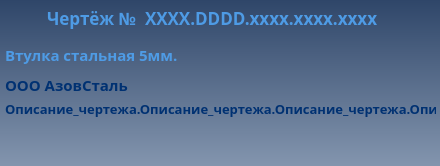
Above: client/GUI/ui/widgets/widget_33_plan.ui from komrade2801/AutoSklad before the change. Below: the same form after it.
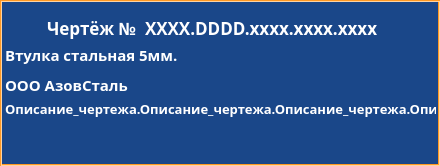
That is the form after the change.

```diff
--- a/client/GUI/ui/widgets/widget_33_plan.ui
+++ b/client/GUI/ui/widgets/widget_33_plan.ui
@@ -17,7 +17,11 @@
    <enum>Qt::LeftToRight</enum>
   </property>
   <property name="styleSheet">
-   <string notr="true">background-color: qlineargradient(spread:pad, x1:0.5, y1:0, x2:0.5, y2:1, stop:0 rgba(47, 70, 105, 255), stop:1 rgba(131, 149, 174, 255));</string>
+   <string notr="true">background-color: #1A4789;
+border-width: 2px;
+border-style: groove;
+border-color: #ff9923;
+border-radius: 0px;</string>
   </property>
   <widget class="QLabel" name="name">
    <property name="enabled">
@@ -35,6 +39,7 @@
     <font>
      <family>Arial Black</family>
      <pointsize>11</pointsize>
+     <weight>75</weight>
      <italic>false</italic>
      <bold>true</bold>
      <underline>false</underline>
@@ -53,9 +58,10 @@
     <bool>false</bool>
    </property>
    <property name="styleSheet">
-    <string notr="true">color: rgb(78, 155, 229);
-border-color: rgb(0, 49, 114);
-background-color: qlineargradient(spread:pad, x1:0, y1:0, x2:1, y2:0, stop:0 rgba(0, 0, 0, 0), stop:1 rgba(255, 255, 255, 0));</string>
+    <string notr="true">color: #FFFFFF;
+background-color: #1A4789;
+border-width: 0px;
+border-radius: 0px;</string>
    </property>
    <property name="lineWidth">
     <number>1</number>
@@ -89,7 +95,7 @@
    <property name="geometry">
     <rect>
      <x>5</x>
-     <y>0</y>
+     <y>10</y>
      <width>131</width>
      <height>36</height>
     </rect>
@@ -98,6 +104,7 @@
     <font>
      <family>Arial Black</family>
      <pointsize>13</pointsize>
+     <weight>75</weight>
      <bold>true</bold>
     </font>
    </property>
@@ -105,8 +112,10 @@
     <enum>Qt::LeftToRight</enum>
    </property>
    <property name="styleSheet">
-    <string notr="true">color: rgb(78, 155, 229);
-background-color: qlineargradient(spread:pad, x1:0, y1:0, x2:1, y2:0, stop:0 rgba(0, 0, 0, 0), stop:1 rgba(255, 255, 255, 0));</string>
+    <string notr="true">color: #FFFFFF;
+background-color: #1A4789;
+border-width: 0px;
+border-radius: 0px;</string>
    </property>
    <property name="text">
     <string>&lt;html&gt;&lt;head/&gt;&lt;body&gt;&lt;p&gt;Чертёж №&lt;/p&gt;&lt;/body&gt;&lt;/html&gt;</string>
@@ -122,7 +131,7 @@
    <property name="geometry">
     <rect>
      <x>145</x>
-     <y>0</y>
+     <y>10</y>
      <width>291</width>
      <height>36</height>
     </rect>
@@ -131,6 +140,7 @@
     <font>
      <family>Arial Black</family>
      <pointsize>13</pointsize>
+     <weight>75</weight>
      <bold>true</bold>
     </font>
    </property>
@@ -138,8 +148,10 @@
     <enum>Qt::LeftToRight</enum>
    </property>
    <property name="styleSheet">
-    <string notr="true">color: rgb(78, 155, 229);
-background-color: qlineargradient(spread:pad, x1:0, y1:0, x2:1, y2:0, stop:0 rgba(0, 0, 0, 0), stop:1 rgba(255, 255, 255, 0));</string>
+    <string notr="true">color: #FFFFFF;
+background-color: #1A4789;
+border-width: 0px;
+border-radius: 0px;</string>
    </property>
    <property name="text">
     <string>&lt;html&gt;&lt;head/&gt;&lt;body&gt;&lt;p&gt;&lt;span&gt;XXXX.DDDD.xxxx.xxxx.xxxx&lt;/span&gt;&lt;/p&gt;&lt;/body&gt;&lt;/html&gt;</string>
@@ -163,88 +175,55 @@
       <colorrole role="WindowText">
        <brush brushstyle="SolidPattern">
         <color alpha="255">
-         <red>0</red>
-         <green>49</green>
-         <blue>114</blue>
+         <red>255</red>
+         <green>255</green>
+         <blue>255</blue>
         </color>
        </brush>
       </colorrole>
       <colorrole role="Button">
-       <brush brushstyle="LinearGradientPattern">
-        <gradient startx="0.000000000000000" starty="0.000000000000000" endx="1.000000000000000" endy="0.000000000000000" type="LinearGradient" spread="PadSpread" coordinatemode="ObjectBoundingMode">
-         <gradientstop position="0.000000000000000">
-          <color alpha="0">
-           <red>0</red>
-           <green>0</green>
-           <blue>0</blue>
-          </color>
-         </gradientstop>
-         <gradientstop position="1.000000000000000">
-          <color alpha="0">
-           <red>255</red>
-           <green>255</green>
-           <blue>255</blue>
-          </color>
-         </gradientstop>
-        </gradient>
+       <brush brushstyle="SolidPattern">
+        <color alpha="255">
+         <red>26</red>
+         <green>71</green>
+         <blue>137</blue>
+        </color>
        </brush>
       </colorrole>
       <colorrole role="Text">
        <brush brushstyle="SolidPattern">
         <color alpha="255">
-         <red>0</red>
-         <green>49</green>
-         <blue>114</blue>
+         <red>255</red>
+         <green>255</green>
+         <blue>255</blue>
         </color>
        </brush>
       </colorrole>
       <colorrole role="ButtonText">
        <brush brushstyle="SolidPattern">
         <color alpha="255">
-         <red>0</red>
-         <green>49</green>
-         <blue>114</blue>
+         <red>255</red>
+         <green>255</green>
+         <blue>255</blue>
         </color>
        </brush>
       </colorrole>
       <colorrole role="Base">
-       <brush brushstyle="LinearGradientPattern">
-        <gradient startx="0.000000000000000" starty="0.000000000000000" endx="1.000000000000000" endy="0.000000000000000" type="LinearGradient" spread="PadSpread" coordinatemode="ObjectBoundingMode">
-         <gradientstop position="0.000000000000000">
-          <color alpha="0">
-           <red>0</red>
-           <green>0</green>
-           <blue>0</blue>
-          </color>
-         </gradientstop>
-         <gradientstop position="1.000000000000000">
-          <color alpha="0">
-           <red>255</red>
-           <green>255</green>
-           <blue>255</blue>
-          </color>
-         </gradientstop>
-        </gradient>
+       <brush brushstyle="SolidPattern">
+        <color alpha="255">
+         <red>26</red>
+         <green>71</green>
+         <blue>137</blue>
+        </color>
        </brush>
       </colorrole>
       <colorrole role="Window">
-       <brush brushstyle="LinearGradientPattern">
-        <gradient startx="0.000000000000000" starty="0.000000000000000" endx="1.000000000000000" endy="0.000000000000000" type="LinearGradient" spread="PadSpread" coordinatemode="ObjectBoundingMode">
-         <gradientstop position="0.000000000000000">
-          <color alpha="0">
-           <red>0</red>
-           <green>0</green>
-           <blue>0</blue>
-          </color>
-         </gradientstop>
-         <gradientstop position="1.000000000000000">
-          <color alpha="0">
-           <red>255</red>
-           <green>255</green>
-           <blue>255</blue>
-          </color>
-         </gradientstop>
-        </gradient>
+       <brush brushstyle="SolidPattern">
+        <color alpha="255">
+         <red>26</red>
+         <green>71</green>
+         <blue>137</blue>
+        </color>
        </brush>
       </colorrole>
       <colorrole role="PlaceholderText">
@@ -261,88 +240,55 @@
       <colorrole role="WindowText">
        <brush brushstyle="SolidPattern">
         <color alpha="255">
-         <red>0</red>
-         <green>49</green>
-         <blue>114</blue>
+         <red>255</red>
+         <green>255</green>
+         <blue>255</blue>
         </color>
        </brush>
       </colorrole>
       <colorrole role="Button">
-       <brush brushstyle="LinearGradientPattern">
-        <gradient startx="0.000000000000000" starty="0.000000000000000" endx="1.000000000000000" endy="0.000000000000000" type="LinearGradient" spread="PadSpread" coordinatemode="ObjectBoundingMode">
-         <gradientstop position="0.000000000000000">
-          <color alpha="0">
-           <red>0</red>
-           <green>0</green>
-           <blue>0</blue>
-          </color>
-         </gradientstop>
-         <gradientstop position="1.000000000000000">
-          <color alpha="0">
-           <red>255</red>
-           <green>255</green>
-           <blue>255</blue>
-          </color>
-         </gradientstop>
-        </gradient>
+       <brush brushstyle="SolidPattern">
+        <color alpha="255">
+         <red>26</red>
+         <green>71</green>
+         <blue>137</blue>
+        </color>
        </brush>
       </colorrole>
       <colorrole role="Text">
        <brush brushstyle="SolidPattern">
         <color alpha="255">
-         <red>0</red>
-         <green>49</green>
-         <blue>114</blue>
+         <red>255</red>
+         <green>255</green>
+         <blue>255</blue>
         </color>
        </brush>
       </colorrole>
       <colorrole role="ButtonText">
        <brush brushstyle="SolidPattern">
         <color alpha="255">
-         <red>0</red>
-         <green>49</green>
-         <blue>114</blue>
+         <red>255</red>
+         <green>255</green>
+         <blue>255</blue>
         </color>
        </brush>
       </colorrole>
       <colorrole role="Base">
-       <brush brushstyle="LinearGradientPattern">
-        <gradient startx="0.000000000000000" starty="0.000000000000000" endx="1.000000000000000" endy="0.000000000000000" type="LinearGradient" spread="PadSpread" coordinatemode="ObjectBoundingMode">
-         <gradientstop position="0.000000000000000">
-          <color alpha="0">
-           <red>0</red>
-           <green>0</green>
-           <blue>0</blue>
-          </color>
-         </gradientstop>
-         <gradientstop position="1.000000000000000">
-          <color alpha="0">
-           <red>255</red>
-           <green>255</green>
-           <blue>255</blue>
-          </color>
-         </gradientstop>
-        </gradient>
+       <brush brushstyle="SolidPattern">
+        <color alpha="255">
+         <red>26</red>
+         <green>71</green>
+         <blue>137</blue>
+        </color>
        </brush>
       </colorrole>
       <colorrole role="Window">
-       <brush brushstyle="LinearGradientPattern">
-        <gradient startx="0.000000000000000" starty="0.000000000000000" endx="1.000000000000000" endy="0.000000000000000" type="LinearGradient" spread="PadSpread" coordinatemode="ObjectBoundingMode">
-         <gradientstop position="0.000000000000000">
-          <color alpha="0">
-           <red>0</red>
-           <green>0</green>
-           <blue>0</blue>
-          </color>
-         </gradientstop>
-         <gradientstop position="1.000000000000000">
-          <color alpha="0">
-           <red>255</red>
-           <green>255</green>
-           <blue>255</blue>
-          </color>
-         </gradientstop>
-        </gradient>
+       <brush brushstyle="SolidPattern">
+        <color alpha="255">
+         <red>26</red>
+         <green>71</green>
+         <blue>137</blue>
+        </color>
        </brush>
       </colorrole>
       <colorrole role="PlaceholderText">
@@ -359,88 +305,55 @@
       <colorrole role="WindowText">
        <brush brushstyle="SolidPattern">
         <color alpha="255">
-         <red>0</red>
-         <green>49</green>
-         <blue>114</blue>
+         <red>255</red>
+         <green>255</green>
+         <blue>255</blue>
         </color>
        </brush>
       </colorrole>
       <colorrole role="Button">
-       <brush brushstyle="LinearGradientPattern">
-        <gradient startx="0.000000000000000" starty="0.000000000000000" endx="1.000000000000000" endy="0.000000000000000" type="LinearGradient" spread="PadSpread" coordinatemode="ObjectBoundingMode">
-         <gradientstop position="0.000000000000000">
-          <color alpha="0">
-           <red>0</red>
-           <green>0</green>
-           <blue>0</blue>
-          </color>
-         </gradientstop>
-         <gradientstop position="1.000000000000000">
-          <color alpha="0">
-           <red>255</red>
-           <green>255</green>
-           <blue>255</blue>
-          </color>
-         </gradientstop>
-        </gradient>
+       <brush brushstyle="SolidPattern">
+        <color alpha="255">
+         <red>26</red>
+         <green>71</green>
+         <blue>137</blue>
+        </color>
        </brush>
       </colorrole>
       <colorrole role="Text">
        <brush brushstyle="SolidPattern">
         <color alpha="255">
-         <red>0</red>
-         <green>49</green>
-         <blue>114</blue>
+         <red>255</red>
+         <green>255</green>
+         <blue>255</blue>
         </color>
        </brush>
       </colorrole>
       <colorrole role="ButtonText">
        <brush brushstyle="SolidPattern">
         <color alpha="255">
-         <red>0</red>
-         <green>49</green>
-         <blue>114</blue>
+         <red>255</red>
+         <green>255</green>
+         <blue>255</blue>
         </color>
        </brush>
       </colorrole>
       <colorrole role="Base">
-       <brush brushstyle="LinearGradientPattern">
-        <gradient startx="0.000000000000000" starty="0.000000000000000" endx="1.000000000000000" endy="0.000000000000000" type="LinearGradient" spread="PadSpread" coordinatemode="ObjectBoundingMode">
-         <gradientstop position="0.000000000000000">
-          <color alpha="0">
-           <red>0</red>
-           <green>0</green>
-           <blue>0</blue>
-          </color>
-         </gradientstop>
-         <gradientstop position="1.000000000000000">
-          <color alpha="0">
-           <red>255</red>
-           <green>255</green>
-           <blue>255</blue>
-          </color>
-         </gradientstop>
-        </gradient>
+       <brush brushstyle="SolidPattern">
+        <color alpha="255">
+         <red>26</red>
+         <green>71</green>
+         <blue>137</blue>
+        </color>
        </brush>
       </colorrole>
       <colorrole role="Window">
-       <brush brushstyle="LinearGradientPattern">
-        <gradient startx="0.000000000000000" starty="0.000000000000000" endx="1.000000000000000" endy="0.000000000000000" type="LinearGradient" spread="PadSpread" coordinatemode="ObjectBoundingMode">
-         <gradientstop position="0.000000000000000">
-          <color alpha="0">
-           <red>0</red>
-           <green>0</green>
-           <blue>0</blue>
-          </color>
-         </gradientstop>
-         <gradientstop position="1.000000000000000">
-          <color alpha="0">
-           <red>255</red>
-           <green>255</green>
-           <blue>255</blue>
-          </color>
-         </gradientstop>
-        </gradient>
+       <brush brushstyle="SolidPattern">
+        <color alpha="255">
+         <red>26</red>
+         <green>71</green>
+         <blue>137</blue>
+        </color>
        </brush>
       </colorrole>
       <colorrole role="PlaceholderText">
@@ -459,12 +372,15 @@
     <font>
      <family>Arial Black</family>
      <pointsize>11</pointsize>
+     <weight>75</weight>
      <bold>true</bold>
     </font>
    </property>
    <property name="styleSheet">
-    <string notr="true">color: rgb(0, 49, 114);
-background-color: qlineargradient(spread:pad, x1:0, y1:0, x2:1, y2:0, stop:0 rgba(0, 0, 0, 0), stop:1 rgba(255, 255, 255, 0));</string>
+    <string notr="true">color: #FFFFFF;
+background-color: #1A4789;
+border-width: 0px;
+border-radius: 0px;</string>
    </property>
    <property name="text">
     <string>ООО АзовСталь</string>
@@ -488,88 +404,55 @@
       <colorrole role="WindowText">
        <brush brushstyle="SolidPattern">
         <color alpha="255">
-         <red>0</red>
-         <green>49</green>
-         <blue>114</blue>
+         <red>255</red>
+         <green>255</green>
+         <blue>255</blue>
         </color>
        </brush>
       </colorrole>
       <colorrole role="Button">
-       <brush brushstyle="LinearGradientPattern">
-        <gradient startx="0.000000000000000" starty="0.000000000000000" endx="1.000000000000000" endy="0.000000000000000" type="LinearGradient" spread="PadSpread" coordinatemode="ObjectBoundingMode">
-         <gradientstop position="0.000000000000000">
-          <color alpha="0">
-           <red>0</red>
-           <green>0</green>
-           <blue>0</blue>
-          </color>
-         </gradientstop>
-         <gradientstop position="1.000000000000000">
-          <color alpha="0">
-           <red>255</red>
-           <green>255</green>
-           <blue>255</blue>
-          </color>
-         </gradientstop>
-        </gradient>
+       <brush brushstyle="SolidPattern">
+        <color alpha="255">
+         <red>26</red>
+         <green>71</green>
+         <blue>137</blue>
+        </color>
        </brush>
       </colorrole>
       <colorrole role="Text">
        <brush brushstyle="SolidPattern">
         <color alpha="255">
-         <red>0</red>
-         <green>49</green>
-         <blue>114</blue>
+         <red>255</red>
+         <green>255</green>
+         <blue>255</blue>
         </color>
        </brush>
       </colorrole>
       <colorrole role="ButtonText">
        <brush brushstyle="SolidPattern">
         <color alpha="255">
-         <red>0</red>
-         <green>49</green>
-         <blue>114</blue>
+         <red>255</red>
+         <green>255</green>
+         <blue>255</blue>
         </color>
        </brush>
       </colorrole>
       <colorrole role="Base">
-       <brush brushstyle="LinearGradientPattern">
-        <gradient startx="0.000000000000000" starty="0.000000000000000" endx="1.000000000000000" endy="0.000000000000000" type="LinearGradient" spread="PadSpread" coordinatemode="ObjectBoundingMode">
-         <gradientstop position="0.000000000000000">
-          <color alpha="0">
-           <red>0</red>
-           <green>0</green>
-           <blue>0</blue>
-          </color>
-         </gradientstop>
-         <gradientstop position="1.000000000000000">
-          <color alpha="0">
-           <red>255</red>
-           <green>255</green>
-           <blue>255</blue>
-          </color>
-         </gradientstop>
-        </gradient>
+       <brush brushstyle="SolidPattern">
+        <color alpha="255">
+         <red>26</red>
+         <green>71</green>
+         <blue>137</blue>
+        </color>
        </brush>
       </colorrole>
       <colorrole role="Window">
-       <brush brushstyle="LinearGradientPattern">
-        <gradient startx="0.000000000000000" starty="0.000000000000000" endx="1.000000000000000" endy="0.000000000000000" type="LinearGradient" spread="PadSpread" coordinatemode="ObjectBoundingMode">
-         <gradientstop position="0.000000000000000">
-          <color alpha="0">
-           <red>0</red>
-           <green>0</green>
-           <blue>0</blue>
-          </color>
-         </gradientstop>
-         <gradientstop position="1.000000000000000">
-          <color alpha="0">
-           <red>255</red>
-           <green>255</green>
-           <blue>255</blue>
-          </color>
-         </gradientstop>
-        </gradient>
+       <brush brushstyle="SolidPattern">
+        <color alpha="255">
+         <red>26</red>
+         <green>71</green>
+         <blue>137</blue>
+        </color>
        </brush>
       </colorrole>
       <colorrole role="PlaceholderText">
@@ -586,88 +469,55 @@
       <colorrole role="WindowText">
        <brush brushstyle="SolidPattern">
         <color alpha="255">
-         <red>0</red>
-         <green>49</green>
-         <blue>114</blue>
+         <red>255</red>
+         <green>255</green>
+         <blue>255</blue>
         </color>
        </brush>
       </colorrole>
       <colorrole role="Button">
-       <brush brushstyle="LinearGradientPattern">
-        <gradient startx="0.000000000000000" starty="0.000000000000000" endx="1.000000000000000" endy="0.000000000000000" type="LinearGradient" spread="PadSpread" coordinatemode="ObjectBoundingMode">
-         <gradientstop position="0.000000000000000">
-          <color alpha="0">
-           <red>0</red>
-           <green>0</green>
-           <blue>0</blue>
-          </color>
-         </gradientstop>
-         <gradientstop position="1.000000000000000">
-          <color alpha="0">
-           <red>255</red>
-           <green>255</green>
-           <blue>255</blue>
-          </color>
-         </gradientstop>
-        </gradient>
+       <brush brushstyle="SolidPattern">
+        <color alpha="255">
+         <red>26</red>
+         <green>71</green>
+         <blue>137</blue>
+        </color>
        </brush>
       </colorrole>
       <colorrole role="Text">
        <brush brushstyle="SolidPattern">
         <color alpha="255">
-         <red>0</red>
-         <green>49</green>
-         <blue>114</blue>
+         <red>255</red>
+         <green>255</green>
+         <blue>255</blue>
         </color>
        </brush>
       </colorrole>
       <colorrole role="ButtonText">
        <brush brushstyle="SolidPattern">
         <color alpha="255">
-         <red>0</red>
-         <green>49</green>
-         <blue>114</blue>
+         <red>255</red>
+         <green>255</green>
+         <blue>255</blue>
         </color>
        </brush>
       </colorrole>
       <colorrole role="Base">
-       <brush brushstyle="LinearGradientPattern">
-        <gradient startx="0.000000000000000" starty="0.000000000000000" endx="1.000000000000000" endy="0.000000000000000" type="LinearGradient" spread="PadSpread" coordinatemode="ObjectBoundingMode">
-         <gradientstop position="0.000000000000000">
-          <color alpha="0">
-           <red>0</red>
-           <green>0</green>
-           <blue>0</blue>
-          </color>
-         </gradientstop>
-         <gradientstop position="1.000000000000000">
-          <color alpha="0">
-           <red>255</red>
-           <green>255</green>
-           <blue>255</blue>
-          </color>
-         </gradientstop>
-        </gradient>
+       <brush brushstyle="SolidPattern">
+        <color alpha="255">
+         <red>26</red>
+         <green>71</green>
+         <blue>137</blue>
+        </color>
        </brush>
       </colorrole>
       <colorrole role="Window">
-       <brush brushstyle="LinearGradientPattern">
-        <gradient startx="0.000000000000000" starty="0.000000000000000" endx="1.000000000000000" endy="0.000000000000000" type="LinearGradient" spread="PadSpread" coordinatemode="ObjectBoundingMode">
-         <gradientstop position="0.000000000000000">
-          <color alpha="0">
-           <red>0</red>
-           <green>0</green>
-           <blue>0</blue>
-          </color>
-         </gradientstop>
-         <gradientstop position="1.000000000000000">
-          <color alpha="0">
-           <red>255</red>
-           <green>255</green>
-           <blue>255</blue>
-          </color>
-         </gradientstop>
-        </gradient>
+       <brush brushstyle="SolidPattern">
+        <color alpha="255">
+         <red>26</red>
+         <green>71</green>
+         <blue>137</blue>
+        </color>
        </brush>
       </colorrole>
       <colorrole role="PlaceholderText">
@@ -684,88 +534,55 @@
       <colorrole role="WindowText">
        <brush brushstyle="SolidPattern">
         <color alpha="255">
-         <red>0</red>
-         <green>49</green>
-         <blue>114</blue>
+         <red>255</red>
+         <green>255</green>
+         <blue>255</blue>
         </color>
        </brush>
       </colorrole>
       <colorrole role="Button">
-       <brush brushstyle="LinearGradientPattern">
-        <gradient startx="0.000000000000000" starty="0.000000000000000" endx="1.000000000000000" endy="0.000000000000000" type="LinearGradient" spread="PadSpread" coordinatemode="ObjectBoundingMode">
-         <gradientstop position="0.000000000000000">
-          <color alpha="0">
-           <red>0</red>
-           <green>0</green>
-           <blue>0</blue>
-          </color>
-         </gradientstop>
-         <gradientstop position="1.000000000000000">
-          <color alpha="0">
-           <red>255</red>
-           <green>255</green>
-           <blue>255</blue>
-          </color>
-         </gradientstop>
-        </gradient>
+       <brush brushstyle="SolidPattern">
+        <color alpha="255">
+         <red>26</red>
+         <green>71</green>
+         <blue>137</blue>
+        </color>
        </brush>
       </colorrole>
       <colorrole role="Text">
        <brush brushstyle="SolidPattern">
         <color alpha="255">
-         <red>0</red>
-         <green>49</green>
-         <blue>114</blue>
+         <red>255</red>
+         <green>255</green>
+         <blue>255</blue>
         </color>
        </brush>
       </colorrole>
       <colorrole role="ButtonText">
        <brush brushstyle="SolidPattern">
         <color alpha="255">
-         <red>0</red>
-         <green>49</green>
-         <blue>114</blue>
+         <red>255</red>
+         <green>255</green>
+         <blue>255</blue>
         </color>
        </brush>
       </colorrole>
       <colorrole role="Base">
-       <brush brushstyle="LinearGradientPattern">
-        <gradient startx="0.000000000000000" starty="0.000000000000000" endx="1.000000000000000" endy="0.000000000000000" type="LinearGradient" spread="PadSpread" coordinatemode="ObjectBoundingMode">
-         <gradientstop position="0.000000000000000">
-          <color alpha="0">
-           <red>0</red>
-           <green>0</green>
-           <blue>0</blue>
-          </color>
-         </gradientstop>
-         <gradientstop position="1.000000000000000">
-          <color alpha="0">
-           <red>255</red>
-           <green>255</green>
-           <blue>255</blue>
-          </color>
-         </gradientstop>
-        </gradient>
+       <brush brushstyle="SolidPattern">
+        <color alpha="255">
+         <red>26</red>
+         <green>71</green>
+         <blue>137</blue>
+        </color>
        </brush>
       </colorrole>
       <colorrole role="Window">
-       <brush brushstyle="LinearGradientPattern">
-        <gradient startx="0.000000000000000" starty="0.000000000000000" endx="1.000000000000000" endy="0.000000000000000" type="LinearGradient" spread="PadSpread" coordinatemode="ObjectBoundingMode">
-         <gradientstop position="0.000000000000000">
-          <color alpha="0">
-           <red>0</red>
-           <green>0</green>
-           <blue>0</blue>
-          </color>
-         </gradientstop>
-         <gradientstop position="1.000000000000000">
-          <color alpha="0">
-           <red>255</red>
-           <green>255</green>
-           <blue>255</blue>
-          </color>
-         </gradientstop>
-        </gradient>
+       <brush brushstyle="SolidPattern">
+        <color alpha="255">
+         <red>26</red>
+         <green>71</green>
+         <blue>137</blue>
+        </color>
        </brush>
       </colorrole>
       <colorrole role="PlaceholderText">
@@ -784,12 +601,15 @@
     <font>
      <family>Arial Black</family>
      <pointsize>10</pointsize>
+     <weight>75</weight>
      <bold>true</bold>
     </font>
    </property>
    <property name="styleSheet">
-    <string notr="true">color: rgb(0, 49, 114);
-background-color: qlineargradient(spread:pad, x1:0, y1:0, x2:1, y2:0, stop:0 rgba(0, 0, 0, 0), stop:1 rgba(255, 255, 255, 0));</string>
+    <string notr="true">color: #FFFFFF;
+background-color: #1A4789;
+border-width: 0px;
+border-radius: 0px;</string>
    </property>
    <property name="text">
     <string>Описание_чертежа.Описание_чертежа.Описание_чертежа.Описание_чертежа.Описание_чертежа.Описание_чертежа.Описание_чертежа.Описание_чертежа.Описание_чертежа.Описание_чертежа.Описание_чертежа.Описание_чертежа.Описание_чертежа.Описание_чертежа.Описание_чертежа.Описание_чертежа.Описание_чертежа.</string>
@@ -804,6 +624,41 @@
     <bool>true</bool>
    </property>
   </widget>
+  <widget class="QLabel" name="background">
+   <property name="geometry">
+    <rect>
+     <x>0</x>
+     <y>0</y>
+     <width>440</width>
+     <height>166</height>
+    </rect>
+   </property>
+   <property name="styleSheet">
+    <string notr="true">QLabel {
+	color: #FFFFFF;
+	border-width: 0px;
+	border-radius: 0px;
+}
+#background {
+	color: #FFFFFF;
+	background-color: #1A4789;
+	border-width: 2px;
+	border-style: groove;
+	border-color: #ff9923;
+	border-radius: 0px;
+}</string>
+   </property>
+   <property name="frameShape">
+    <enum>QFrame::StyledPanel</enum>
+   </property>
+   <property name="frameShadow">
+    <enum>QFrame::Sunken</enum>
+   </property>
+   <property name="text">
+    <string/>
+   </property>
+  </widget>
+  <zorder>background</zorder>
   <zorder>designation_lbl</zorder>
   <zorder>name</zorder>
   <zorder>designation</zorder>
```
